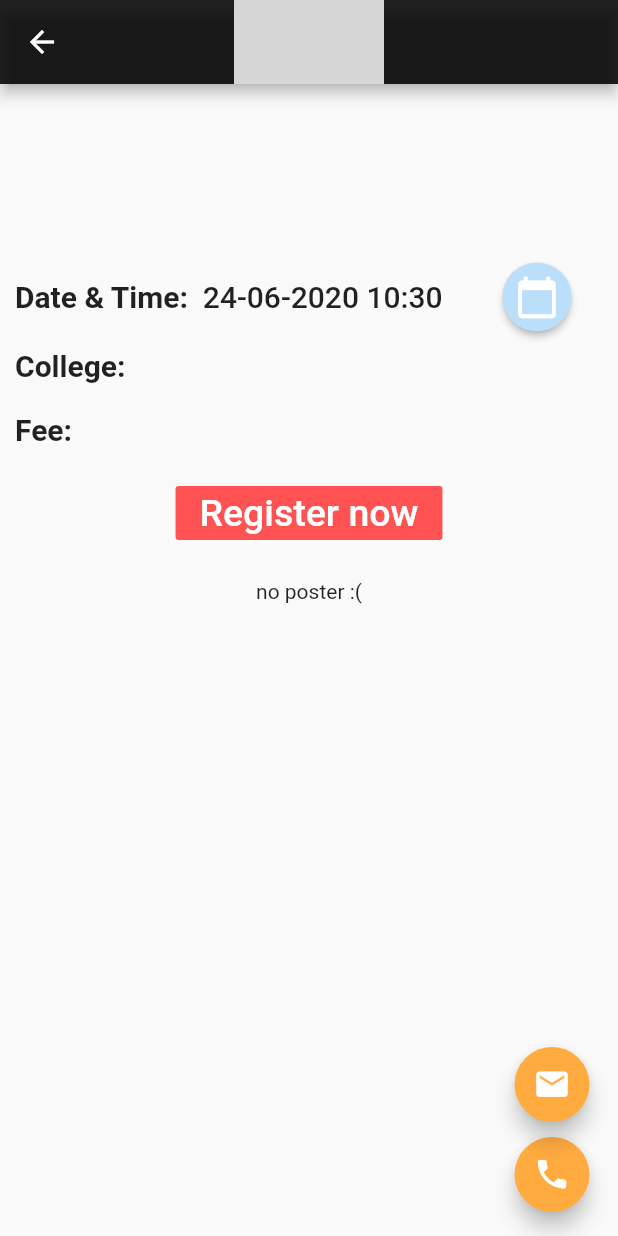
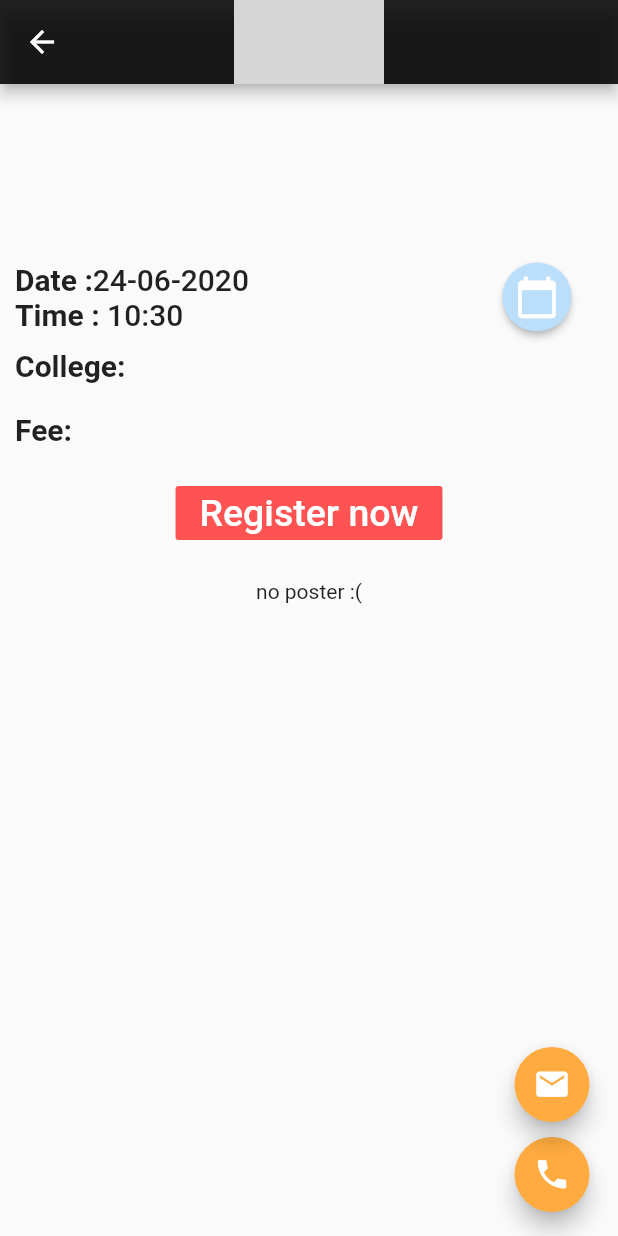
Before and after one commit to khssupriya/UniMe, a Flutter app: the Each screen opened directly with empty values, on a phone screen of 412 x 824 dp. Run offline on Flutter 3.47's test engine with Material 2 defaults, Android fonts, the phone set to English and light mode, and no system bars; our stand-ins replace cloud_firestore, datetime_picker_formfield, firebase_storage, image_picker; missing offline and left inert: add_2_calendar; accounts and stored records are empty; grey boxes are pictures that could not be loaded.

Commit message:
done done done

```diff
--- a/lib/pages/each.dart
+++ b/lib/pages/each.dart
@@ -93,19 +93,47 @@ class _EachState extends State<Each> {
               },
               child: Row(
               children: <Widget>[
+                Column(
+                  crossAxisAlignment: CrossAxisAlignment.start,
+                  children: <Widget>[
+                    Row(
+                      mainAxisAlignment: MainAxisAlignment.start,
+                      children: <Widget>[
                         Text(
-                  'Date & Time:',
+                          'Date :',
                           style: TextStyle(
                             fontSize: 20.0,
                             fontWeight: FontWeight.bold,
                           ),
                         ),
-                SizedBox(width: 10.0,) ,
                         Text(
-                  DateFormat("dd-MM-yyy HH:mm").format(this.documentSnapshot['Date'].toDate(),).substring(0,16),
+                          DateFormat("dd-MM-yyy HH:mm").format(this.documentSnapshot['Date'].toDate(),).substring(0,10),
                           style: TextStyle(
                             fontSize: 20.0,
                           ),
+                        ),
+                      ],
+                    ),
+                   // SizedBox(height: 2,),
+                    Row(
+                      mainAxisAlignment: MainAxisAlignment.start,
+                      children: <Widget>[
+                        Text(
+                          'Time :',
+                          style: TextStyle(
+                            fontSize: 20.0,
+                            fontWeight: FontWeight.bold,
+                          ),
+                        ),
+                        Text(
+                          DateFormat("dd-MM-yyy HH:mm").format(this.documentSnapshot['Date'].toDate(),).substring(10,16),
+                          style: TextStyle(
+                            fontSize: 20.0,
+                          ),
+                        ),
+                      ],
+                    ),
+                  ],
                 ),
                 Spacer(),
                 RaisedButton(
--- a/lib/pages/home.dart
+++ b/lib/pages/home.dart
@@ -50,7 +50,7 @@ class _MyHomePageState extends State<MyHomePage> {
     return Scaffold(
     appBar: AppBar(
       centerTitle: true,
-      backgroundColor: Colors.black87,
+      backgroundColor: Colors.black,
       title:Image(image: AssetImage('assests/title.png'), width: 100,),
     ),
     body: Center(
@@ -60,7 +60,7 @@ class _MyHomePageState extends State<MyHomePage> {
             Container(
               color: Colors.black,
               child: Row(
-              mainAxisAlignment: MainAxisAlignment.center,
+              mainAxisAlignment: MainAxisAlignment.spaceEvenly,
               children: <Widget>[
                 DropdownButton(
                   value: dropdownValueclg,
--- a/lib/pages/post.dart
+++ b/lib/pages/post.dart
@@ -107,7 +107,7 @@ class _PostState extends State<Post> {
               if(val.isEmpty)return "Fee is required";
               else return null;
         },
-        keyboardType: TextInputType.text,
+        keyboardType: TextInputType.number,
         onSaved: (String val){
           this.fee = val;
         },
```
Also changed, not shown: assests/icon/icon.jpeg (added), assests/icon/icon.png (added), 1 other file. Lines whose indentation alone changed are shown as unchanged.
